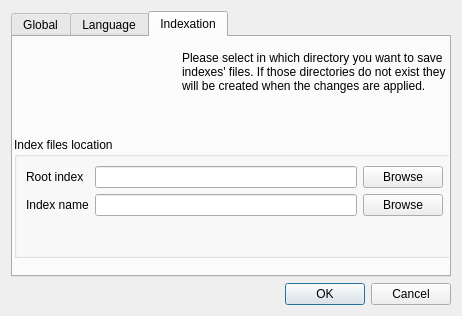
First picture: the form in ui/gui/resources/preferences.ui, repository halbbob/dff, before the edit.
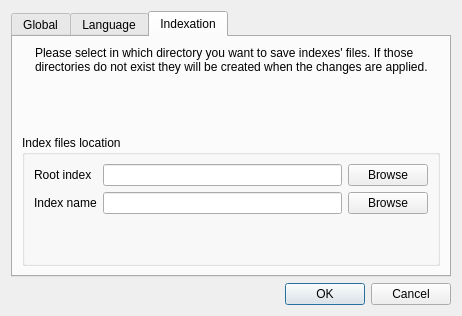
Second picture: the form after the edit. The open tabs and pages were chosen to show the change. Icons and pictures are not drawn.

Commit message: Updates translation files, using already (obsolete) translated strings, but some untranslated strings remains in dutch, german and spanish files. Removes useless translated strings in every .ts files. Modify design of preferences, for index tab to look better, also make title of nodeviewbox untranslatable, this title is not viewable.

What changed in the file:
```diff
--- a/ui/gui/resources/preferences.ui
+++ b/ui/gui/resources/preferences.ui
@@ -23,13 +23,13 @@
       <attribute name="title">
        <string>Global</string>
       </attribute>
-      <layout class="QVBoxLayout" name="verticalLayout_5">
+      <layout class="QVBoxLayout" name="verticalLayout">
        <item>
         <widget class="QGroupBox" name="groupBox">
          <property name="title">
           <string>History</string>
          </property>
-         <layout class="QVBoxLayout" name="verticalLayout_2">
+         <layout class="QVBoxLayout" name="verticalLayout_6">
           <item>
            <layout class="QGridLayout" name="gridLayout_2">
             <item row="0" column="0">
@@ -142,7 +142,7 @@
          <property name="title">
           <string>Interface language</string>
          </property>
-         <layout class="QVBoxLayout" name="verticalLayout_4">
+         <layout class="QVBoxLayout" name="verticalLayout_2">
           <item>
            <layout class="QGridLayout" name="gridLayout">
             <item row="0" column="0">
@@ -195,84 +195,17 @@
       <attribute name="title">
        <string>Indexation</string>
       </attribute>
-      <widget class="QGroupBox" name="groupBox_4">
-       <property name="geometry">
-        <rect>
-         <x>1</x>
-         <y>100</y>
-         <width>441</width>
-         <height>121</height>
-        </rect>
-       </property>
-       <property name="title">
-        <string>Index files location</string>
-       </property>
-       <layout class="QVBoxLayout" name="verticalLayout_6">
+      <layout class="QVBoxLayout" name="verticalLayout_5">
         <item>
-         <layout class="QGridLayout" name="gridLayout_3">
-          <item row="0" column="0">
-           <widget class="QLabel" name="label_2">
-            <property name="text">
-             <string>Root index</string>
-            </property>
-           </widget>
-          </item>
-          <item row="0" column="1">
-           <widget class="QLineEdit" name="root_index_line"/>
-          </item>
-          <item row="0" column="2">
-           <widget class="QPushButton" name="root_index_button">
-            <property name="text">
-             <string>Browse</string>
-            </property>
-           </widget>
-          </item>
-          <item row="1" column="0">
-           <widget class="QLabel" name="label_3">
-            <property name="text">
-             <string>Index name</string>
-            </property>
-           </widget>
-          </item>
-          <item row="1" column="1">
-           <widget class="QLineEdit" name="index_name_line"/>
-          </item>
-          <item row="1" column="2">
-           <widget class="QPushButton" name="index_name_button">
-            <property name="text">
-             <string>Browse</string>
-            </property>
-           </widget>
-          </item>
-         </layout>
-        </item>
-        <item>
-         <spacer name="verticalSpacer_3">
-          <property name="orientation">
-           <enum>Qt::Vertical</enum>
-          </property>
-          <property name="sizeHint" stdset="0">
-           <size>
-            <width>20</width>
-            <height>40</height>
-           </size>
-          </property>
-         </spacer>
-        </item>
-       </layout>
-      </widget>
-      <widget class="QWidget" name="">
-       <property name="geometry">
-        <rect>
-         <x>2</x>
-         <y>14</y>
-         <width>431</width>
-         <height>91</height>
-        </rect>
-       </property>
        <layout class="QHBoxLayout" name="horizontalLayout">
         <item>
          <widget class="QLabel" name="label_4">
+           <property name="sizePolicy">
+            <sizepolicy hsizetype="Maximum" vsizetype="Maximum">
+             <horstretch>0</horstretch>
+             <verstretch>0</verstretch>
+            </sizepolicy>
+           </property>
           <property name="text">
            <string/>
           </property>
@@ -286,6 +219,12 @@
         </item>
         <item>
          <widget class="QLabel" name="label_5">
+           <property name="sizePolicy">
+            <sizepolicy hsizetype="MinimumExpanding" vsizetype="MinimumExpanding">
+             <horstretch>0</horstretch>
+             <verstretch>0</verstretch>
+            </sizepolicy>
+           </property>
           <property name="text">
            <string>Please select in which directory you want to save indexes' files. If those directories do not exist they will be created when the changes are applied.</string>
           </property>
@@ -298,7 +237,68 @@
          </widget>
         </item>
        </layout>
-      </widget>
+       </item>
+       <item>
+        <widget class="QGroupBox" name="groupBox_4">
+         <property name="title">
+          <string>Index files location</string>
+         </property>
+         <layout class="QVBoxLayout" name="verticalLayout_4">
+          <item>
+           <layout class="QGridLayout" name="gridLayout_3">
+            <item row="0" column="0">
+             <widget class="QLabel" name="label_2">
+              <property name="text">
+               <string>Root index</string>
+              </property>
+             </widget>
+            </item>
+            <item row="0" column="1">
+             <widget class="QLineEdit" name="root_index_line"/>
+            </item>
+            <item row="0" column="2">
+             <widget class="QPushButton" name="root_index_button">
+              <property name="text">
+               <string>Browse</string>
+              </property>
+             </widget>
+            </item>
+            <item row="1" column="0">
+             <widget class="QLabel" name="label_3">
+              <property name="text">
+               <string>Index name</string>
+              </property>
+             </widget>
+            </item>
+            <item row="1" column="1">
+             <widget class="QLineEdit" name="index_name_line"/>
+            </item>
+            <item row="1" column="2">
+             <widget class="QPushButton" name="index_name_button">
+              <property name="text">
+               <string>Browse</string>
+              </property>
+             </widget>
+            </item>
+           </layout>
+          </item>
+          <item>
+           <spacer name="verticalSpacer_3">
+            <property name="orientation">
+             <enum>Qt::Vertical</enum>
+            </property>
+            <property name="sizeHint" stdset="0">
+             <size>
+              <width>20</width>
+              <height>40</height>
+             </size>
+            </property>
+           </spacer>
+          </item>
+         </layout>
+        </widget>
+       </item>
+      </layout>
      </widget>
     </widget>
    </item>
```
Left out of the diff: 4 changed lines with no effect on the pictures. Lines whose indentation alone changed are shown as unchanged. The commit also changes 6 other files.
